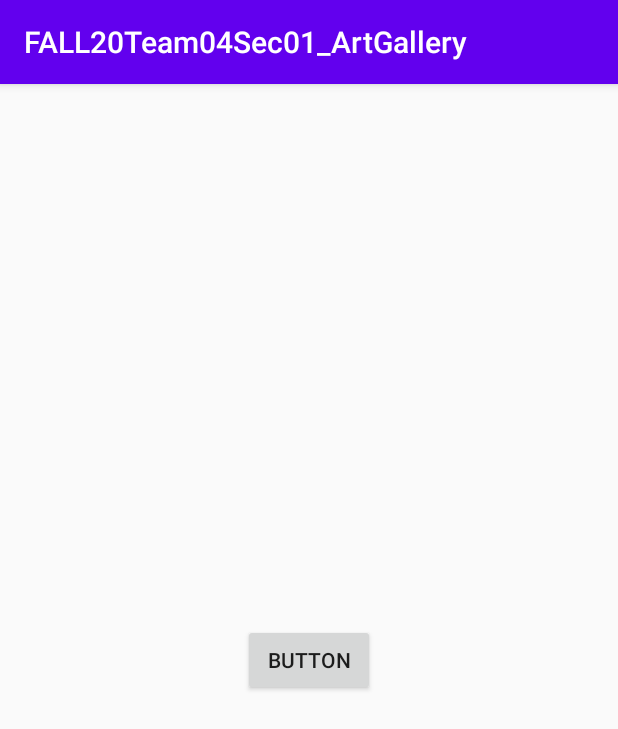
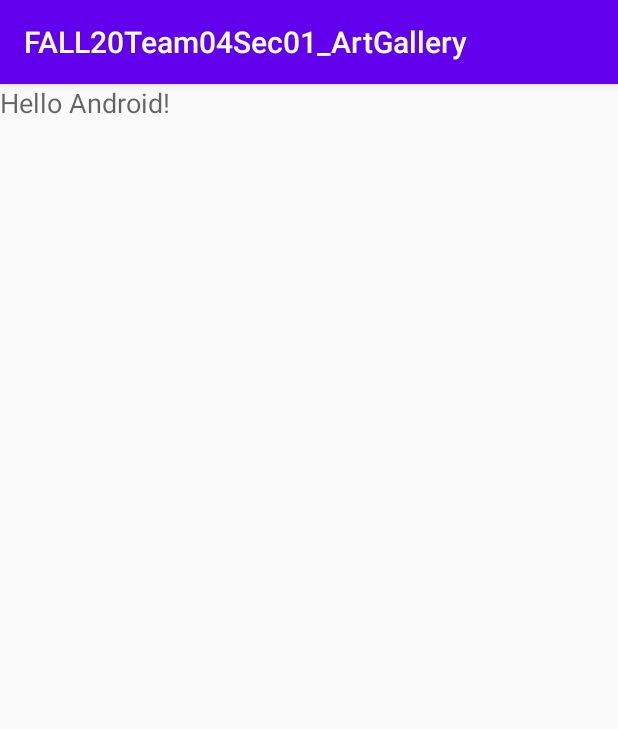
Before and after one commit to Sindhujav18/FALL20Team04Sec01_ArtGallery, an Android app: the screen it shows after launch (MainActivity), on a phone screen of 412 x 824 dp. Shown: the top 729 px of the screen. Run offline under Robolectric (Android 15) with nearby library versions, the phone set to English and light mode, and no system bars.

Commit message:
test commit

```diff
--- a/app/src/main/res/layout/activity_main.xml
+++ b/app/src/main/res/layout/activity_main.xml
@@ -6,14 +6,12 @@
     android:layout_height="match_parent"
     tools:context=".MainActivity">
 
-    <Button
-        android:id="@+id/button"
-        android:layout_width="wrap_content"
-        android:layout_height="wrap_content"
-        android:text="Button"
-        app:layout_constraintBottom_toBottomOf="parent"
-        app:layout_constraintEnd_toEndOf="parent"
-        app:layout_constraintHorizontal_bias="0.5"
-        app:layout_constraintStart_toStartOf="parent"
-        app:layout_constraintTop_toTopOf="parent" />
+    <TextView
+        android:id="@+id/textView"
+        android:layout_width="127dp"
+        android:layout_height="39dp"
+        android:text="Hello Android!"
+        android:textAppearance="@style/TextAppearance.AppCompat.Medium"
+        tools:layout_editor_absoluteX="142dp"
+        tools:layout_editor_absoluteY="292dp" />
 </androidx.constraintlayout.widget.ConstraintLayout>
```
